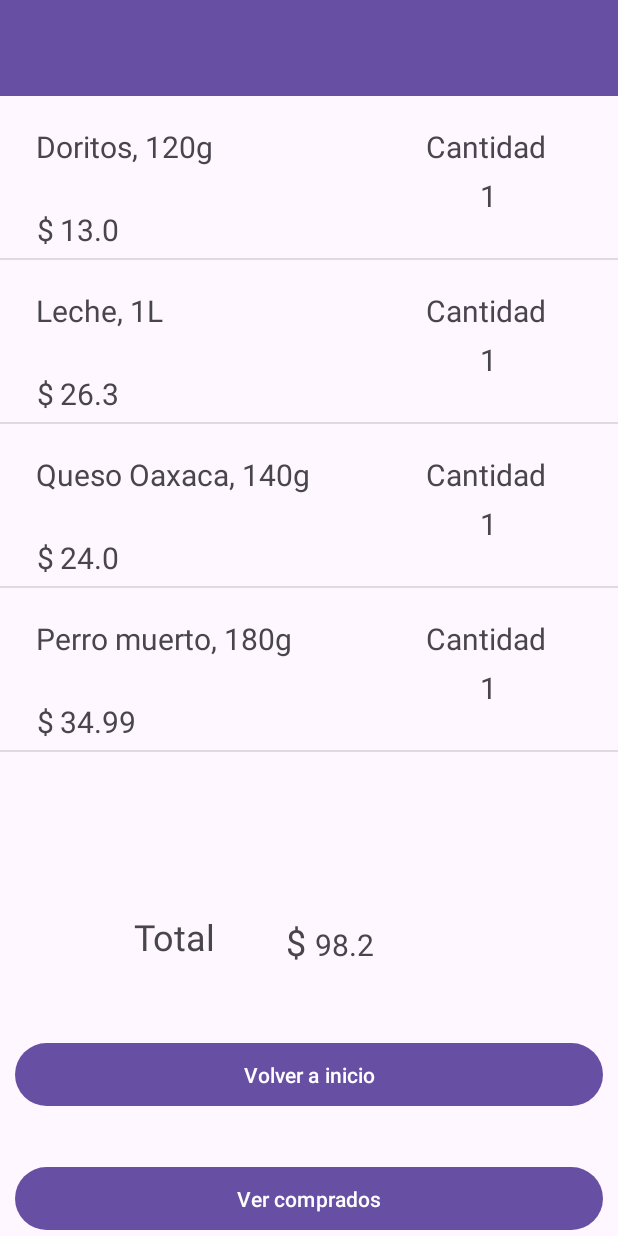
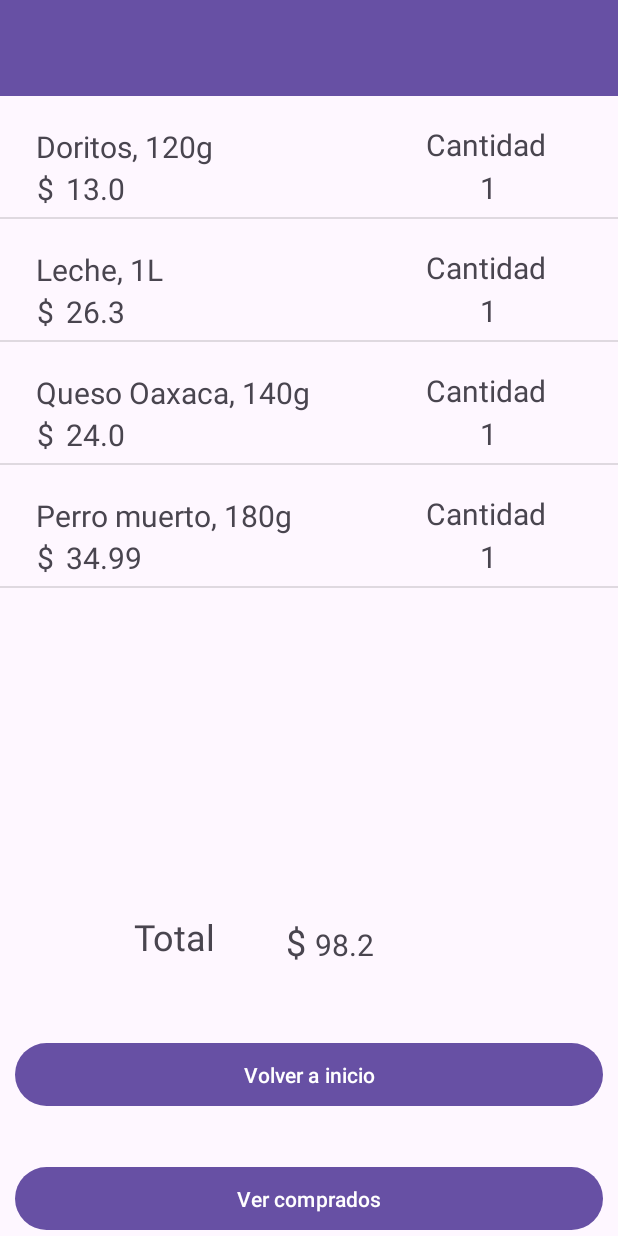
Before and after one commit to UlisesRS1/AppShopList, an Android app: the ScreenDidntPurchased screen opened directly, with no data from a screen before it, on a phone screen of 412 x 824 dp. Run offline under Robolectric (Android 15) with nearby library versions, the phone set to English and light mode, and no system bars.

Commit message:
ajuste de tamaños list element y check list

```diff
--- a/app/src/main/res/layout/list_element_check.xml
+++ b/app/src/main/res/layout/list_element_check.xml
@@ -18,43 +18,45 @@
         android:layout_width="wrap_content"
         android:layout_height="wrap_content"
         android:orientation="horizontal"
-        app:layout_constraintGuide_begin="108dp" />
+        app:layout_constraintGuide_begin="81dp" />
 
     <TextView
         android:id="@+id/txtPrecioCheck"
         android:layout_width="wrap_content"
         android:layout_height="wrap_content"
-        android:layout_marginStart="24dp"
+        android:layout_marginStart="28dp"
+        android:layout_marginTop="32dp"
         android:text="0.00"
         android:textSize="20sp"
         app:layout_constraintBottom_toTopOf="@+id/guideline7"
         app:layout_constraintStart_toStartOf="@+id/guideline9"
         app:layout_constraintTop_toTopOf="@+id/guideline"
-        app:layout_constraintVertical_bias="0.921" />
+        app:layout_constraintVertical_bias="0.0" />
 
     <TextView
         android:id="@+id/textView8"
         android:layout_width="wrap_content"
         android:layout_height="wrap_content"
-        android:layout_marginEnd="4dp"
+        android:layout_marginTop="32dp"
+        android:layout_marginEnd="8dp"
         android:text="$"
         android:textSize="20sp"
         app:layout_constraintBottom_toTopOf="@+id/guideline7"
         app:layout_constraintEnd_toStartOf="@+id/txtPrecioCheck"
         app:layout_constraintTop_toTopOf="@+id/guideline"
-        app:layout_constraintVertical_bias="0.921" />
+        app:layout_constraintVertical_bias="0.0" />
 
     <TextView
         android:id="@+id/txtNombreDelProductoCheck"
         android:layout_width="250dp"
-        android:layout_height="52dp"
+        android:layout_height="26dp"
         android:layout_marginStart="8dp"
         android:text="TextView"
         android:textSize="20sp"
         app:layout_constraintBottom_toTopOf="@+id/guideline7"
         app:layout_constraintStart_toStartOf="@+id/guideline9"
         app:layout_constraintTop_toTopOf="@+id/guideline"
-        app:layout_constraintVertical_bias="0.106" />
+        app:layout_constraintVertical_bias="0.102" />
 
     <androidx.constraintlayout.widget.Guideline
         android:id="@+id/guideline9"
@@ -73,7 +75,7 @@
         app:layout_constraintBottom_toTopOf="@+id/guideline7"
         app:layout_constraintStart_toStartOf="@+id/guideline9"
         app:layout_constraintTop_toTopOf="@+id/guideline"
-        app:layout_constraintVertical_bias="0.565" />
+        app:layout_constraintVertical_bias="0.842" />
 
     <TextView
         android:id="@+id/textView4"
```
Also changed, not shown: app/src/main/res/layout/list_element.xml (+6 -6 lines).
